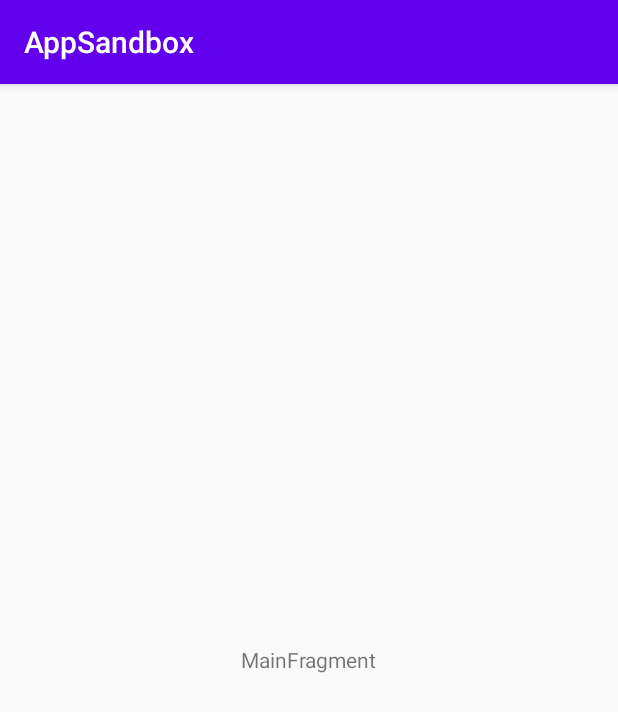
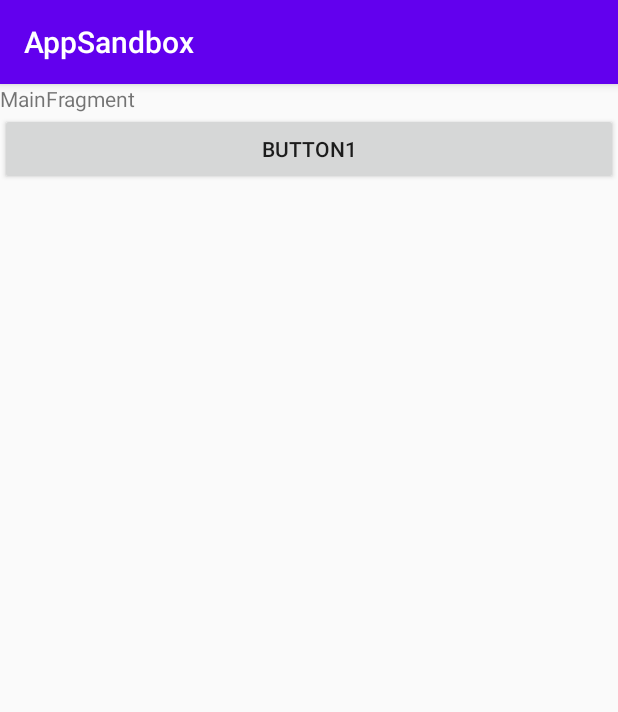
Before and after one commit to jbruchanov/AppSandbox, an Android app: the screen it shows after launch (MainActivity), on a phone screen of 412 x 824 dp. Shown: the top 712 px of the screen. Run offline under Robolectric (Android 15) with nearby library versions, the phone set to English and light mode, and no system bars.

Commit message:
Add navigation framework

```diff
--- a/app/src/main/java/com/scurab/android/appsandbox/MainActivity.kt
+++ b/app/src/main/java/com/scurab/android/appsandbox/MainActivity.kt
@@ -1,18 +1,12 @@
 package com.scurab.android.appsandbox
 
+import android.os.Bundle
 import androidx.appcompat.app.AppCompatActivity
-import android.os.Bundle
-import com.scurab.android.appsandbox.ui.main.MainFragment
 
 class MainActivity : AppCompatActivity() {
 
     override fun onCreate(savedInstanceState: Bundle?) {
         super.onCreate(savedInstanceState)
         setContentView(R.layout.main_activity)
-        if (savedInstanceState == null) {
-            supportFragmentManager.beginTransaction()
-                    .replace(R.id.container, MainFragment.newInstance())
-                    .commitNow()
-        }
     }
 }
--- a/app/src/main/java/com/scurab/android/appsandbox/ui/main/MainFragment.kt
+++ b/app/src/main/java/com/scurab/android/appsandbox/ui/main/MainFragment.kt
@@ -1,23 +1,41 @@
 package com.scurab.android.appsandbox.ui.main
 
 import android.os.Bundle
+import android.os.Parcelable
 import android.view.LayoutInflater
 import android.view.View
 import android.view.ViewGroup
+import android.widget.TextView
 import androidx.fragment.app.Fragment
+import androidx.navigation.fragment.findNavController
 import com.scurab.android.appsandbox.R
+import kotlinx.android.parcel.Parcelize
 
 class MainFragment : Fragment() {
 
-    companion object {
-        fun newInstance() = MainFragment()
+    private lateinit var viewModel: MainViewModel
+    private val sampleArgs: SampleArgs? by lazy {
+        arguments?.let {
+            MainFragmentArgs.fromBundle(it).sampleArgs
+        }
     }
 
-    private lateinit var viewModel: MainViewModel
+    override fun onCreateView(
+        inflater: LayoutInflater, container: ViewGroup?,
+        savedInstanceState: Bundle?
+    ): View {
+        return inflater.inflate(R.layout.main_fragment, container, false)
+    }
 
-    override fun onCreateView(inflater: LayoutInflater, container: ViewGroup?,
-                              savedInstanceState: Bundle?): View {
-        return inflater.inflate(R.layout.main_fragment, container, false)
+    override fun onViewCreated(view: View, savedInstanceState: Bundle?) {
+        super.onViewCreated(view, savedInstanceState)
+        sampleArgs?.let { args ->
+            view.findViewById<TextView>(R.id.message).apply {
+                append("\n${args.name}")
+            }
+        }
+
+        view.findViewById<View>(R.id.button).setOnClickListener { testNavigation() }
     }
 
     override fun onActivityCreated(savedInstanceState: Bundle?) {
@@ -26,4 +44,15 @@ class MainFragment : Fragment() {
         // TODO: Use the ViewModel
     }
 
+    private fun testNavigation() {
+        val actionMainFragmentToMainFragment2 =
+            MainFragmentDirections.actionMainFragmentToMainFragment2(SampleArgs("Arguments passed", 1))
+        findNavController().navigate(actionMainFragmentToMainFragment2)
+    }
 }
+
+@Parcelize
+class SampleArgs(
+    val name: String,
+    val value: Int
+) : Parcelable
--- a/app/src/main/res/layout/main_activity.xml
+++ b/app/src/main/res/layout/main_activity.xml
@@ -1,7 +1,19 @@
 <?xml version="1.0" encoding="utf-8"?>
-<FrameLayout xmlns:android="http://schemas.android.com/apk/res/android"
+<androidx.fragment.app.FragmentContainerView xmlns:android="http://schemas.android.com/apk/res/android"
+    xmlns:app="http://schemas.android.com/apk/res-auto"
     xmlns:tools="http://schemas.android.com/tools"
-    android:id="@+id/container"
+    android:id="@+id/root"
     android:layout_width="match_parent"
     android:layout_height="match_parent"
-    tools:context=".MainActivity" />
+    tools:context=".MainActivity">
+
+    <fragment
+        android:id="@+id/nav_host_fragment"
+        android:name="androidx.navigation.fragment.NavHostFragment"
+        android:layout_width="match_parent"
+        android:layout_height="match_parent"
+        app:defaultNavHost="true"
+        app:navGraph="@navigation/app"
+        tools:ignore="FragmentTagUsage" />
+
+</androidx.fragment.app.FragmentContainerView>
--- a/app/src/main/res/layout/main_fragment.xml
+++ b/app/src/main/res/layout/main_fragment.xml
@@ -1,17 +1,22 @@
 <?xml version="1.0" encoding="utf-8"?>
-<FrameLayout xmlns:android="http://schemas.android.com/apk/res/android"
-    xmlns:app="http://schemas.android.com/apk/res-auto"
+<LinearLayout xmlns:android="http://schemas.android.com/apk/res/android"
     xmlns:tools="http://schemas.android.com/tools"
     android:id="@+id/main"
     android:layout_width="match_parent"
     android:layout_height="match_parent"
+    android:orientation="vertical"
     tools:context=".ui.main.MainFragment">
 
     <TextView
         android:id="@+id/message"
-        android:layout_width="wrap_content"
+        android:layout_width="match_parent"
         android:layout_height="wrap_content"
-        android:layout_gravity="center"
         android:text="MainFragment" />
 
-</FrameLayout>
+    <Button
+        android:id="@+id/button"
+        android:layout_width="match_parent"
+        android:layout_height="wrap_content"
+        android:text="button1" />
+
+</LinearLayout>
--- /dev/null
+++ b/app/src/main/res/navigation/app.xml
@@ -0,0 +1,27 @@
+<?xml version="1.0" encoding="utf-8"?>
+<navigation xmlns:android="http://schemas.android.com/apk/res/android"
+    xmlns:app="http://schemas.android.com/apk/res-auto"
+    xmlns:tools="http://schemas.android.com/tools"
+    android:id="@+id/app"
+    app:startDestination="@id/mainFragment">
+
+    <fragment
+        android:id="@+id/mainFragment"
+        android:name="com.scurab.android.appsandbox.ui.main.MainFragment"
+        android:label="main_fragment"
+        tools:layout="@layout/main_fragment" >
+        <action
+            android:id="@+id/action_mainFragment_to_mainFragment2"
+            app:destination="@id/mainFragment2" />
+    </fragment>
+    <fragment
+        android:id="@+id/mainFragment2"
+        android:name="com.scurab.android.appsandbox.ui.main.MainFragment"
+        android:label="main_fragment"
+        tools:layout="@layout/main_fragment" >
+        <argument
+            android:name="sampleArgs"
+            app:argType="com.scurab.android.appsandbox.ui.main.SampleArgs" />
+    </fragment>
+
+</navigation>
--- a/build-android.gradle
+++ b/build-android.gradle
@@ -1,6 +1,7 @@
 //apply plugin: 'com.android.application'
 apply plugin: 'kotlin-android'
 apply plugin: 'kotlin-android-extensions'
+apply plugin: "androidx.navigation.safeargs"
 apply from: "$rootProject.projectDir/build-versions.gradle"
 
 android {
@@ -40,6 +41,12 @@ dependencies {
     implementation "androidx.lifecycle:lifecycle-viewmodel-ktx:$androidLifecycle"
     implementation "androidx.lifecycle:lifecycle-livedata-ktx:$androidLifecycle"
 
+    //region navigation
+    implementation "androidx.navigation:navigation-fragment-ktx:$androidNavigation"
+    implementation "androidx.navigation:navigation-ui-ktx:$androidNavigation"
+    androidTestImplementation "androidx.navigation:navigation-testing:$androidNavigation"
+    //endregion
+
     testImplementation "junit:junit:$junit"
     androidTestImplementation "androidx.test.ext:junit:$androidJunit"
     androidTestImplementation "androidx.test.espresso:espresso-core:$androidEspresso"
--- a/build-versions.gradle
+++ b/build-versions.gradle
@@ -15,4 +15,5 @@ ext {
     junit = "4.12"
     androidJunit = "1.1.1"
     androidEspresso = "3.2.0"
+    androidNavigation = android_navigation_version
 }
--- a/build.gradle
+++ b/build.gradle
@@ -3,11 +3,12 @@ buildscript {
     repositories {
         google()
         jcenter()
+        mavenLocal()
     }
     dependencies {
         classpath "com.android.tools.build:gradle:4.0.0-alpha09"
         classpath "org.jetbrains.kotlin:kotlin-gradle-plugin:$kotlin_version"
-
+        classpath "androidx.navigation:navigation-safe-args-gradle-plugin:$android_navigation_version"
         // NOTE: Do not place your application dependencies here; they belong
         // in the individual module build.gradle files
     }
@@ -17,6 +18,7 @@ allprojects {
     repositories {
         google()
         jcenter()
+        mavenLocal()
     }
 }
 
--- a/gradle.properties
+++ b/gradle.properties
@@ -21,3 +21,4 @@ android.enableJetifier=true
 kotlin.code.style=official
 
 kotlin_version=1.3.61
+android_navigation_version=2.3.0-alpha01
```
